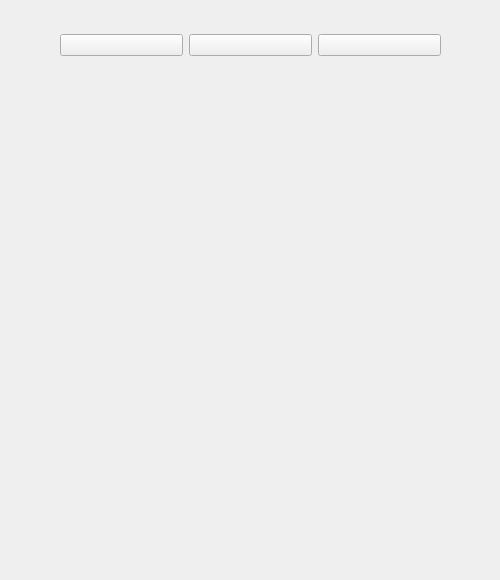
Above: src/gui/game.ui from walkerning/Homework-lxr-SameWorld before the change. Below: the same form after it.
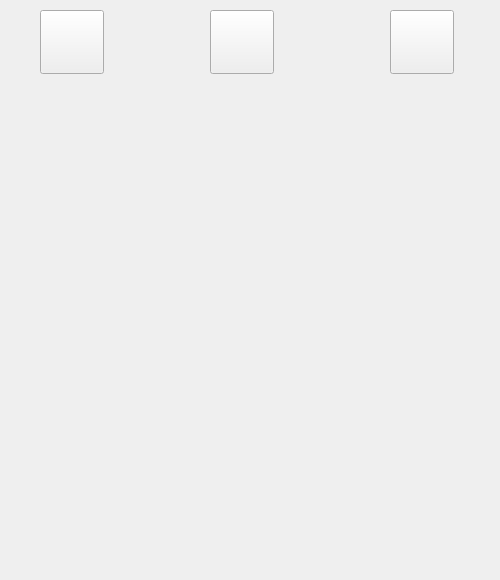
That is the form after the change.

Commit message: button icons, messages on level finished

Diff of the .ui file:
```diff
--- a/src/gui/game.ui
+++ b/src/gui/game.ui
@@ -13,38 +13,50 @@
   <property name="windowTitle">
    <string>Form</string>
   </property>
-  <widget class="QWidget" name="layoutWidget_2">
+  <widget class="QPushButton" name="answerButton">
    <property name="geometry">
     <rect>
-     <x>60</x>
-     <y>20</y>
-     <width>381</width>
-     <height>51</height>
+     <x>210</x>
+     <y>10</y>
+     <width>64</width>
+     <height>64</height>
     </rect>
    </property>
-   <layout class="QHBoxLayout" name="horizontalLayout" stretch="0,0,0">
-    <item>
-     <widget class="QPushButton" name="renewButton">
-      <property name="text">
-       <string/>
-      </property>
-     </widget>
-    </item>
-    <item>
-     <widget class="QPushButton" name="answerButton">
-      <property name="text">
-       <string/>
-      </property>
-     </widget>
-    </item>
-    <item>
-     <widget class="QPushButton" name="backButton">
-      <property name="text">
-       <string/>
-      </property>
-     </widget>
-    </item>
-   </layout>
+   <property name="text">
+    <string/>
+   </property>
+  </widget>
+  <widget class="QPushButton" name="renewButton">
+   <property name="geometry">
+    <rect>
+     <x>40</x>
+     <y>10</y>
+     <width>64</width>
+     <height>64</height>
+    </rect>
+   </property>
+   <property name="sizePolicy">
+    <sizepolicy hsizetype="Fixed" vsizetype="Fixed">
+     <horstretch>0</horstretch>
+     <verstretch>0</verstretch>
+    </sizepolicy>
+   </property>
+   <property name="text">
+    <string/>
+   </property>
+  </widget>
+  <widget class="QPushButton" name="backButton">
+   <property name="geometry">
+    <rect>
+     <x>390</x>
+     <y>10</y>
+     <width>64</width>
+     <height>64</height>
+    </rect>
+   </property>
+   <property name="text">
+    <string/>
+   </property>
   </widget>
  </widget>
  <resources/>
```
The commit also changes 15 other files.
